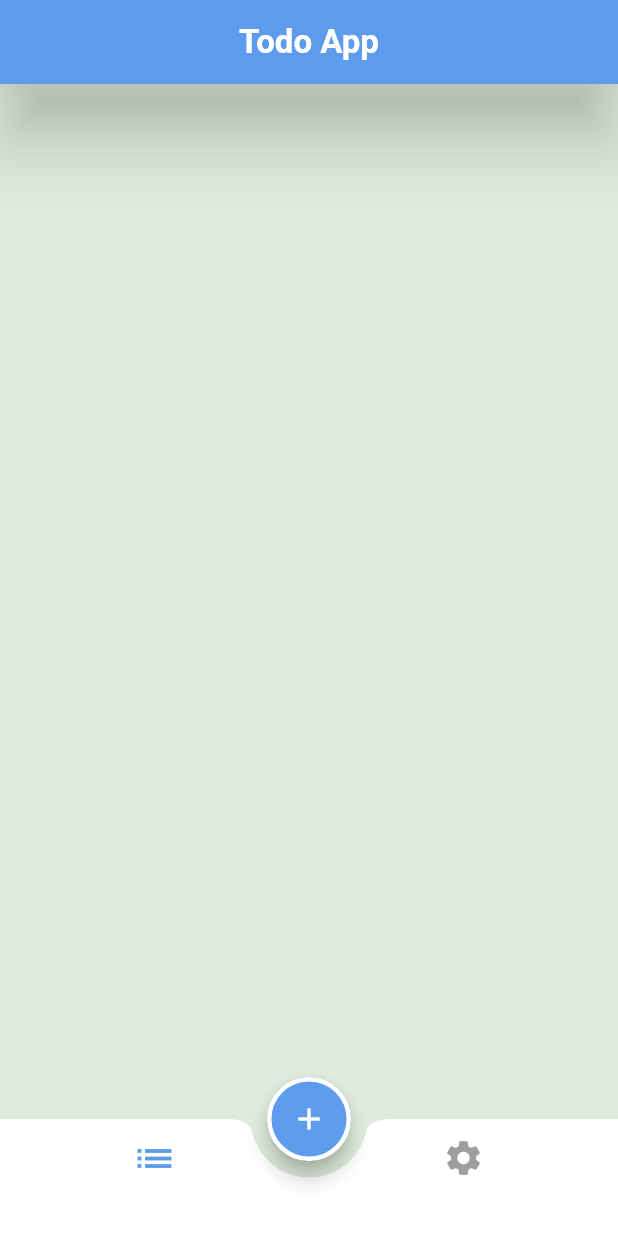
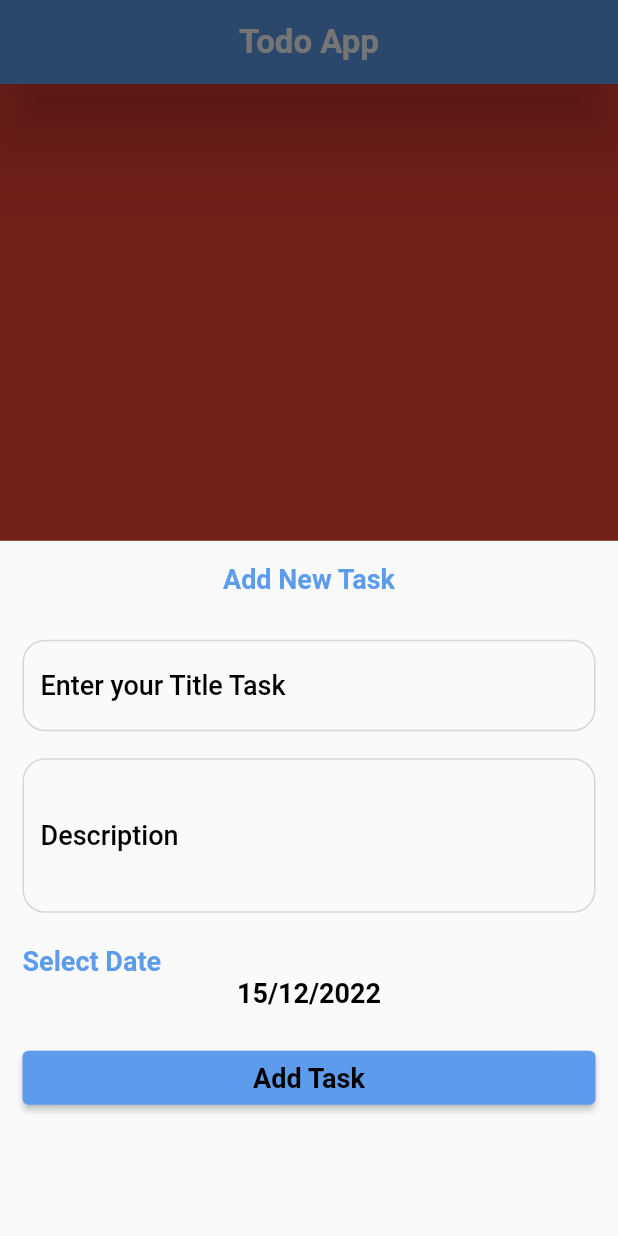
Before and after one commit to 0ArwaSaad0/todo_app, a Flutter app: the screen it shows after launch, after a tap on the "add" icon, on a phone screen of 412 x 824 dp. Run offline on Flutter 3.47's test engine with Material 2 defaults, Android fonts, the phone set to English and light mode, and no system bars.

```diff
--- /dev/null
+++ b/lib/layout/add_task_list.dart
@@ -0,0 +1,148 @@
+import 'package:flutter/material.dart';
+import 'package:provider/provider.dart';
+import 'package:todo_app/providers/my_provider.dart';
+
+class AddTaskList extends StatefulWidget {
+  @override
+  State<AddTaskList> createState() => _AddTaskListState();
+}
+
+class _AddTaskListState extends State<AddTaskList> {
+  var selectedDate = DateTime.now();
+  @override
+  Widget build(BuildContext context) {
+    var titleController = TextEditingController();
+    var detailCoontroller = TextEditingController();
+
+    return ChangeNotifierProvider(
+      create: (context) => MyProvider(),
+      builder: (context, child) {
+        var prov = Provider.of<MyProvider>(context);
+        return Column(
+          children: [
+            Padding(
+              padding: const EdgeInsets.all(15.0),
+              child: Text(
+                'Add New Task',
+                textAlign: TextAlign.center,
+                style: Theme.of(context).textTheme.subtitle1,
+              ),
+            ),
+            Form(
+              key: prov.formKey,
+              child: Container(
+                margin: const EdgeInsets.all(15),
+                child: Column(
+                  crossAxisAlignment: CrossAxisAlignment.stretch,
+                  children: [
+                    TextFormField(
+                      validator: (text) {
+                        if (text == '') {
+                          return 'Please Enter Title';
+                        }
+                        return null;
+                      },
+
+                      controller: titleController,
+                      decoration: InputDecoration(
+                        border: OutlineInputBorder(
+                          borderRadius: BorderRadius.circular(15),
+                        ),
+                        label: Text(
+                          'Enter your Title Task ',
+                          style: Theme.of(context)
+                              .textTheme
+                              .subtitle1
+                              ?.copyWith(
+                                  color: Colors.black,
+                                  fontWeight: FontWeight.w500),
+                        ),
+                      ),
+                    ),
+                    const SizedBox(
+                      height: 18,
+                    ),
+                    TextFormField(
+                      // focusNode: f_detail,
+                      maxLines: 3,
+                      validator: (text) {
+                        if (text == '') {
+                          return 'Please Enter Description';
+                        }
+                        return null;
+                      },
+                      controller: detailCoontroller,
+                      decoration: InputDecoration(
+                        border: OutlineInputBorder(
+                          borderRadius: BorderRadius.circular(15),
+                        ),
+                        label: Text(
+                          'Description',
+                          style: Theme.of(context)
+                              .textTheme
+                              .subtitle1
+                              ?.copyWith(
+                                  color: Colors.black,
+                                  fontWeight: FontWeight.w500),
+                        ),
+                      ),
+                    ),
+                    const SizedBox(
+                      height: 22,
+                    ),
+                    Text(
+                      'Select Date',
+                      style: Theme.of(context).textTheme.subtitle1,
+                    ),
+                    InkWell(
+                      onTap: () => DisplayPicker(context),
+                      child: Text(
+                        '${selectedDate.day}/${selectedDate.month}/${selectedDate.year}',
+                        style: Theme.of(context)
+                            .textTheme
+                            .subtitle1
+                            ?.copyWith(color: Colors.black),
+                        textAlign: TextAlign.center,
+                      ),
+                    ),
+                    const SizedBox(
+                      height: 22,
+                    ),
+                    ElevatedButton(
+                      onPressed: () {
+                        if (prov.formKey.currentState!.validate()) {
+                          //regx Email
+                        }
+                      },
+                      child: Text(
+                        'Add Task',
+                        style: Theme.of(context)
+                            .textTheme
+                            .subtitle1
+                            ?.copyWith(color: Colors.black),
+                      ),
+                    ),
+                  ],
+                ),
+              ),
+            ),
+          ],
+        );
+      },
+    );
+  }
+
+  DisplayPicker(context) async {
+    DateTime? chosenDate = await showDatePicker(
+      context: context,
+      initialDate: selectedDate,
+      firstDate: DateTime.now(),
+      lastDate: DateTime.now().add(
+        const Duration(days: 365),
+      ),
+    );
+    if (chosenDate == null) return;
+    selectedDate = chosenDate;
+    setState(() {});
+  }
+}
--- a/lib/layout/home_layout.dart
+++ b/lib/layout/home_layout.dart
@@ -1,5 +1,8 @@
 import 'package:flutter/material.dart';
 import 'package:provider/provider.dart';
+import 'package:todo_app/layout/add_task_list.dart';
+import 'package:todo_app/modules/settings/settings.dart';
+import 'package:todo_app/modules/task_list/task_list.dart';
 import 'package:todo_app/providers/my_provider.dart';
 
 class HomeLayout extends StatelessWidget {
@@ -12,6 +15,7 @@ class HomeLayout extends StatelessWidget {
         builder: (context, child) {
           var prov = Provider.of<MyProvider>(context);
           return Scaffold(
+            resizeToAvoidBottomInset: true,
             extendBody: true,
             appBar: AppBar(
               title: Text(
@@ -24,7 +28,9 @@ class HomeLayout extends StatelessWidget {
             floatingActionButton: FloatingActionButton(
               shape: const StadiumBorder(
                   side: BorderSide(color: Colors.white, width: 3)),
-                onPressed: () {},
+              onPressed: () {
+                showBottomSheet(context);
+              },
               child: const Icon(Icons.add),
             ),
             bottomNavigationBar: BottomAppBar(
@@ -47,7 +53,14 @@ class HomeLayout extends StatelessWidget {
                       backgroundColor: Colors.transparent),
                 ],
               ),
-              ));
+            ),
+            body: tabs[prov.currentIndex],
+          );
         });
   }
+
+  List<Widget> tabs = [Settings(), TaskList()];
+  showBottomSheet(context) {
+    showModalBottomSheet(context: context, builder: (c) => AddTaskList());
   }
+}
--- /dev/null
+++ b/lib/modules/settings/settings.dart
@@ -0,0 +1,13 @@
+
+import 'package:flutter/material.dart';
+
+class Settings extends StatelessWidget {
+
+
+  @override
+  Widget build(BuildContext context) {
+    return Container(
+      color: Colors.red,
+    );
+  }
+}
--- /dev/null
+++ b/lib/modules/task_list/task_list.dart
@@ -0,0 +1,13 @@
+
+import 'package:flutter/material.dart';
+
+class TaskList extends StatelessWidget {
+
+
+  @override
+  Widget build(BuildContext context) {
+    return Container(
+      color: Colors.black,
+    );
+  }
+}
--- a/lib/providers/my_provider.dart
+++ b/lib/providers/my_provider.dart
@@ -1,9 +1,11 @@
 import 'package:flutter/material.dart';
 
 class MyProvider extends ChangeNotifier {
+
   int currentIndex = 0;
   nevgateTabs(index) {
     currentIndex = index;
     notifyListeners();
   }
+  GlobalKey<FormState> formKey = GlobalKey<FormState>();
 }
```
Lines whose indentation alone changed are shown as unchanged.
